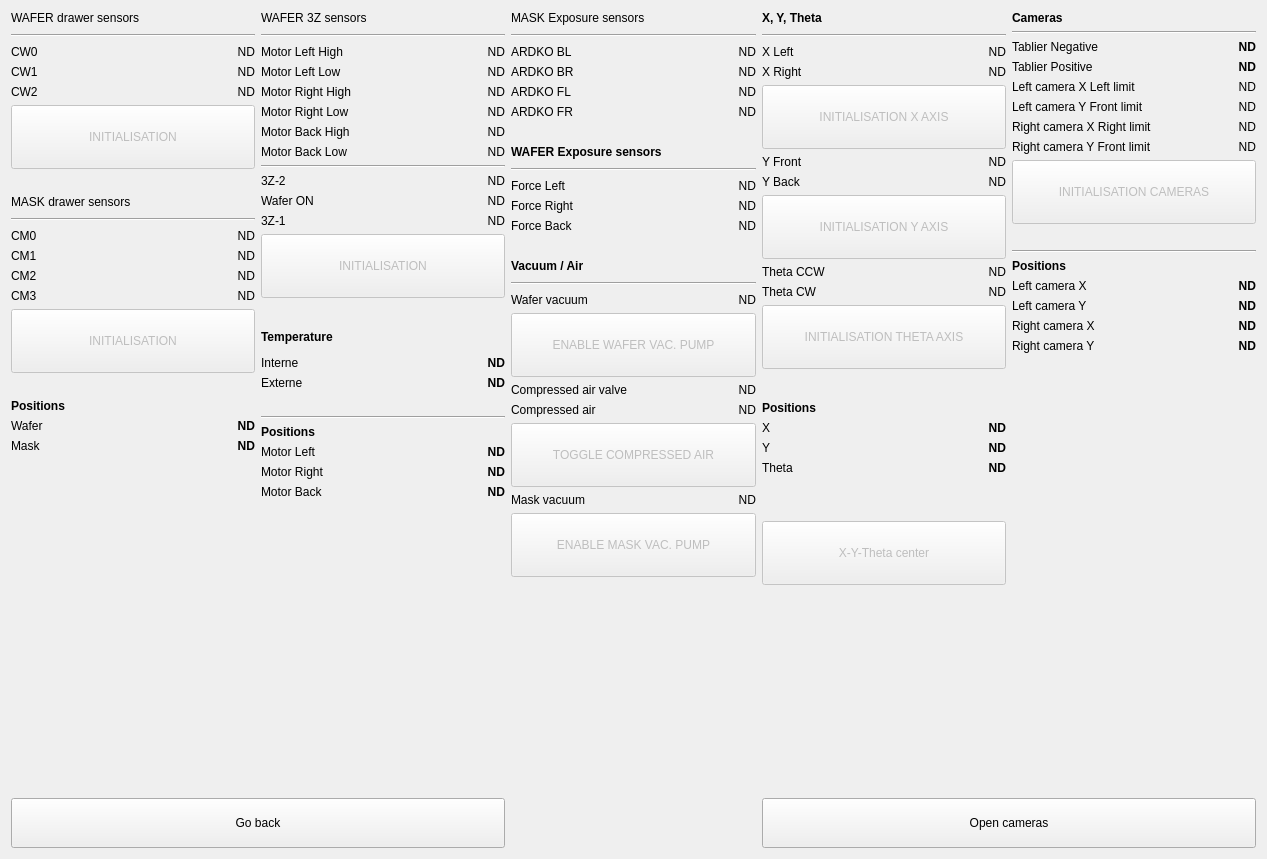
The window that apps/software/gui/Views/Settings/MachineStatusView.ui (lainez12/KS3) describes before a commit, drawn with Qt 5.
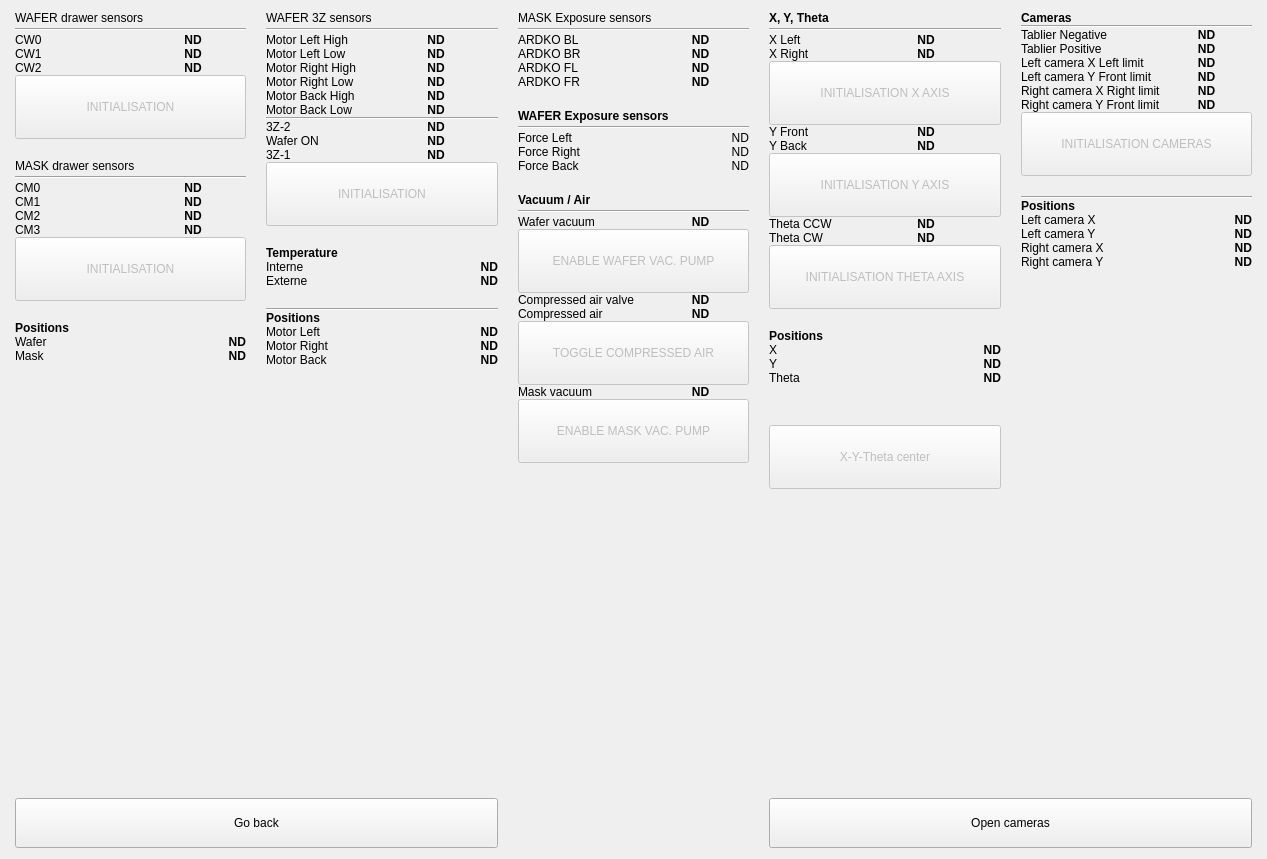
The same window after the commit.

Commit message: Refactor UI components and enhance iconography

Patch:
```diff
--- a/apps/software/gui/Views/Settings/MachineStatusView.ui
+++ b/apps/software/gui/Views/Settings/MachineStatusView.ui
@@ -14,6 +14,15 @@
    <string>Form</string>
   </property>
   <layout class="QGridLayout" name="gridLayout">
+   <property name="leftMargin">
+    <number>15</number>
+   </property>
+   <property name="rightMargin">
+    <number>15</number>
+   </property>
+   <property name="horizontalSpacing">
+    <number>20</number>
+   </property>
    <item row="2" column="0" colspan="2">
     <widget class="QPushButton" name="goBackBtn">
      <property name="minimumSize">
@@ -42,14 +51,14 @@
       <widget class="QLabel" name="waferYBackValue">
        <property name="font">
         <font>
-         <fontweight>ExtraBold</fontweight>
+         <bold>true</bold>
         </font>
        </property>
        <property name="text">
         <string>ND</string>
        </property>
        <property name="alignment">
-        <set>Qt::AlignmentFlag::AlignRight|Qt::AlignmentFlag::AlignTrailing|Qt::AlignmentFlag::AlignVCenter</set>
+        <set>Qt::AlignmentFlag::AlignCenter</set>
        </property>
       </widget>
      </item>
@@ -271,14 +280,14 @@
        </property>
        <property name="font">
         <font>
-         <fontweight>DemiBold</fontweight>
+         <bold>true</bold>
         </font>
        </property>
        <property name="text">
         <string>ND</string>
        </property>
        <property name="alignment">
-        <set>Qt::AlignmentFlag::AlignRight|Qt::AlignmentFlag::AlignTrailing|Qt::AlignmentFlag::AlignVCenter</set>
+        <set>Qt::AlignmentFlag::AlignCenter</set>
        </property>
       </widget>
      </item>
@@ -292,14 +301,14 @@
        </property>
        <property name="font">
         <font>
-         <fontweight>DemiBold</fontweight>
+         <bold>true</bold>
         </font>
        </property>
        <property name="text">
         <string>ND</string>
        </property>
        <property name="alignment">
-        <set>Qt::AlignmentFlag::AlignRight|Qt::AlignmentFlag::AlignTrailing|Qt::AlignmentFlag::AlignVCenter</set>
+        <set>Qt::AlignmentFlag::AlignCenter</set>
        </property>
       </widget>
      </item>
@@ -364,14 +373,14 @@
        </property>
        <property name="font">
         <font>
-         <fontweight>DemiBold</fontweight>
+         <bold>true</bold>
         </font>
        </property>
        <property name="text">
         <string>ND</string>
        </property>
        <property name="alignment">
-        <set>Qt::AlignmentFlag::AlignRight|Qt::AlignmentFlag::AlignTrailing|Qt::AlignmentFlag::AlignVCenter</set>
+        <set>Qt::AlignmentFlag::AlignCenter</set>
        </property>
       </widget>
      </item>
@@ -379,14 +388,14 @@
       <widget class="QLabel" name="waferThetaCWValue">
        <property name="font">
         <font>
-         <fontweight>ExtraBold</fontweight>
+         <bold>true</bold>
         </font>
        </property>
        <property name="text">
         <string>ND</string>
        </property>
        <property name="alignment">
-        <set>Qt::AlignmentFlag::AlignRight|Qt::AlignmentFlag::AlignTrailing|Qt::AlignmentFlag::AlignVCenter</set>
+        <set>Qt::AlignmentFlag::AlignCenter</set>
        </property>
       </widget>
      </item>
@@ -461,14 +470,14 @@
       <widget class="QLabel" name="waferXRightValue">
        <property name="font">
         <font>
-         <fontweight>ExtraBold</fontweight>
+         <bold>true</bold>
         </font>
        </property>
        <property name="text">
         <string>ND</string>
        </property>
        <property name="alignment">
-        <set>Qt::AlignmentFlag::AlignRight|Qt::AlignmentFlag::AlignTrailing|Qt::AlignmentFlag::AlignVCenter</set>
+        <set>Qt::AlignmentFlag::AlignCenter</set>
        </property>
       </widget>
      </item>
@@ -641,7 +650,7 @@
        </property>
        <property name="font">
         <font>
-         <fontweight>DemiBold</fontweight>
+         <bold>true</bold>
         </font>
        </property>
        <property name="layoutDirection">
@@ -651,7 +660,7 @@
         <string>ND</string>
        </property>
        <property name="alignment">
-        <set>Qt::AlignmentFlag::AlignRight|Qt::AlignmentFlag::AlignTrailing|Qt::AlignmentFlag::AlignVCenter</set>
+        <set>Qt::AlignmentFlag::AlignCenter</set>
        </property>
       </widget>
      </item>
@@ -697,7 +706,7 @@
        </property>
        <property name="font">
         <font>
-         <fontweight>DemiBold</fontweight>
+         <bold>true</bold>
         </font>
        </property>
        <property name="layoutDirection">
@@ -707,7 +716,7 @@
         <string>ND</string>
        </property>
        <property name="alignment">
-        <set>Qt::AlignmentFlag::AlignRight|Qt::AlignmentFlag::AlignTrailing|Qt::AlignmentFlag::AlignVCenter</set>
+        <set>Qt::AlignmentFlag::AlignCenter</set>
        </property>
       </widget>
      </item>
@@ -787,7 +796,7 @@
        </property>
        <property name="font">
         <font>
-         <fontweight>DemiBold</fontweight>
+         <bold>true</bold>
         </font>
        </property>
        <property name="layoutDirection">
@@ -797,7 +806,7 @@
         <string>ND</string>
        </property>
        <property name="alignment">
-        <set>Qt::AlignmentFlag::AlignRight|Qt::AlignmentFlag::AlignTrailing|Qt::AlignmentFlag::AlignVCenter</set>
+        <set>Qt::AlignmentFlag::AlignCenter</set>
        </property>
       </widget>
      </item>
@@ -856,7 +865,7 @@
        </property>
        <property name="font">
         <font>
-         <fontweight>DemiBold</fontweight>
+         <bold>true</bold>
         </font>
        </property>
        <property name="layoutDirection">
@@ -866,7 +875,7 @@
         <string>ND</string>
        </property>
        <property name="alignment">
-        <set>Qt::AlignmentFlag::AlignRight|Qt::AlignmentFlag::AlignTrailing|Qt::AlignmentFlag::AlignVCenter</set>
+        <set>Qt::AlignmentFlag::AlignCenter</set>
        </property>
       </widget>
      </item>
@@ -890,7 +899,7 @@
        </property>
        <property name="font">
         <font>
-         <fontweight>DemiBold</fontweight>
+         <bold>true</bold>
         </font>
        </property>
        <property name="layoutDirection">
@@ -900,7 +909,7 @@
         <string>ND</string>
        </property>
        <property name="alignment">
-        <set>Qt::AlignmentFlag::AlignRight|Qt::AlignmentFlag::AlignTrailing|Qt::AlignmentFlag::AlignVCenter</set>
+        <set>Qt::AlignmentFlag::AlignCenter</set>
        </property>
       </widget>
      </item>
@@ -914,7 +923,7 @@
        </property>
        <property name="font">
         <font>
-         <fontweight>DemiBold</fontweight>
+         <bold>true</bold>
         </font>
        </property>
        <property name="layoutDirection">
@@ -924,7 +933,7 @@
         <string>ND</string>
        </property>
        <property name="alignment">
-        <set>Qt::AlignmentFlag::AlignRight|Qt::AlignmentFlag::AlignTrailing|Qt::AlignmentFlag::AlignVCenter</set>
+        <set>Qt::AlignmentFlag::AlignCenter</set>
        </property>
       </widget>
      </item>
@@ -954,7 +963,7 @@
        </property>
        <property name="font">
         <font>
-         <fontweight>DemiBold</fontweight>
+         <bold>true</bold>
         </font>
        </property>
        <property name="layoutDirection">
@@ -964,7 +973,7 @@
         <string>ND</string>
        </property>
        <property name="alignment">
-        <set>Qt::AlignmentFlag::AlignRight|Qt::AlignmentFlag::AlignTrailing|Qt::AlignmentFlag::AlignVCenter</set>
+        <set>Qt::AlignmentFlag::AlignCenter</set>
        </property>
       </widget>
      </item>
@@ -1098,7 +1107,7 @@
       <widget class="QLabel" name="rightCameraYFrontLimitValue">
        <property name="font">
         <font>
-         <fontweight>DemiBold</fontweight>
+         <bold>true</bold>
         </font>
        </property>
        <property name="layoutDirection">
@@ -1108,7 +1117,7 @@
         <string>ND</string>
        </property>
        <property name="alignment">
-        <set>Qt::AlignmentFlag::AlignRight|Qt::AlignmentFlag::AlignTrailing|Qt::AlignmentFlag::AlignVCenter</set>
+        <set>Qt::AlignmentFlag::AlignCenter</set>
        </property>
       </widget>
      </item>
@@ -1166,7 +1175,7 @@
       <widget class="QLabel" name="rightCameraXRightLimitValue">
        <property name="font">
         <font>
-         <fontweight>DemiBold</fontweight>
+         <bold>true</bold>
         </font>
        </property>
        <property name="layoutDirection">
@@ -1176,7 +1185,7 @@
         <string>ND</string>
        </property>
        <property name="alignment">
-        <set>Qt::AlignmentFlag::AlignRight|Qt::AlignmentFlag::AlignTrailing|Qt::AlignmentFlag::AlignVCenter</set>
+        <set>Qt::AlignmentFlag::AlignCenter</set>
        </property>
       </widget>
      </item>
@@ -1184,7 +1193,7 @@
       <widget class="QLabel" name="leftCameraXLeftLimitValue">
        <property name="font">
         <font>
-         <fontweight>DemiBold</fontweight>
+         <bold>true</bold>
         </font>
        </property>
        <property name="layoutDirection">
@@ -1194,7 +1203,7 @@
         <string>ND</string>
        </property>
        <property name="alignment">
-        <set>Qt::AlignmentFlag::AlignRight|Qt::AlignmentFlag::AlignTrailing|Qt::AlignmentFlag::AlignVCenter</set>
+        <set>Qt::AlignmentFlag::AlignCenter</set>
        </property>
       </widget>
      </item>
@@ -1245,7 +1254,7 @@
       <widget class="QLabel" name="leftCameraYFrontLimitValue">
        <property name="font">
         <font>
-         <fontweight>DemiBold</fontweight>
+         <bold>true</bold>
         </font>
        </property>
        <property name="layoutDirection">
@@ -1255,7 +1264,7 @@
         <string>ND</string>
        </property>
        <property name="alignment">
-        <set>Qt::AlignmentFlag::AlignRight|Qt::AlignmentFlag::AlignTrailing|Qt::AlignmentFlag::AlignVCenter</set>
+        <set>Qt::AlignmentFlag::AlignCenter</set>
        </property>
       </widget>
      </item>
@@ -1270,7 +1279,7 @@
         <string>ND</string>
        </property>
        <property name="alignment">
-        <set>Qt::AlignmentFlag::AlignRight|Qt::AlignmentFlag::AlignTrailing|Qt::AlignmentFlag::AlignVCenter</set>
+        <set>Qt::AlignmentFlag::AlignCenter</set>
        </property>
       </widget>
      </item>
@@ -1334,7 +1343,7 @@
         <string>ND</string>
        </property>
        <property name="alignment">
-        <set>Qt::AlignmentFlag::AlignRight|Qt::AlignmentFlag::AlignTrailing|Qt::AlignmentFlag::AlignVCenter</set>
+        <set>Qt::AlignmentFlag::AlignCenter</set>
        </property>
       </widget>
      </item>
@@ -1508,7 +1517,7 @@
        </property>
        <property name="font">
         <font>
-         <fontweight>DemiBold</fontweight>
+         <bold>true</bold>
         </font>
        </property>
        <property name="layoutDirection">
@@ -1518,7 +1527,7 @@
         <string>ND</string>
        </property>
        <property name="alignment">
-        <set>Qt::AlignmentFlag::AlignRight|Qt::AlignmentFlag::AlignTrailing|Qt::AlignmentFlag::AlignVCenter</set>
+        <set>Qt::AlignmentFlag::AlignCenter</set>
        </property>
       </widget>
      </item>
@@ -1623,7 +1632,7 @@
        </property>
        <property name="font">
         <font>
-         <fontweight>DemiBold</fontweight>
+         <bold>true</bold>
         </font>
        </property>
        <property name="layoutDirection">
@@ -1633,7 +1642,7 @@
         <string>ND</string>
        </property>
        <property name="alignment">
-        <set>Qt::AlignmentFlag::AlignRight|Qt::AlignmentFlag::AlignTrailing|Qt::AlignmentFlag::AlignVCenter</set>
+        <set>Qt::AlignmentFlag::AlignCenter</set>
        </property>
       </widget>
      </item>
@@ -1687,7 +1696,7 @@
        </property>
        <property name="font">
         <font>
-         <fontweight>DemiBold</fontweight>
+         <bold>true</bold>
         </font>
        </property>
        <property name="layoutDirection">
@@ -1697,7 +1706,7 @@
         <string>ND</string>
        </property>
        <property name="alignment">
-        <set>Qt::AlignmentFlag::AlignRight|Qt::AlignmentFlag::AlignTrailing|Qt::AlignmentFlag::AlignVCenter</set>
+        <set>Qt::AlignmentFlag::AlignCenter</set>
        </property>
       </widget>
      </item>
@@ -1855,7 +1864,7 @@
        </property>
        <property name="font">
         <font>
-         <fontweight>DemiBold</fontweight>
+         <bold>true</bold>
         </font>
        </property>
        <property name="layoutDirection">
@@ -1865,7 +1874,7 @@
         <string>ND</string>
        </property>
        <property name="alignment">
-        <set>Qt::AlignmentFlag::AlignRight|Qt::AlignmentFlag::AlignTrailing|Qt::AlignmentFlag::AlignVCenter</set>
+        <set>Qt::AlignmentFlag::AlignCenter</set>
        </property>
       </widget>
      </item>
@@ -1919,7 +1928,7 @@
        </property>
        <property name="font">
         <font>
-         <fontweight>DemiBold</fontweight>
+         <bold>true</bold>
         </font>
        </property>
        <property name="layoutDirection">
@@ -1929,7 +1938,7 @@
         <string>ND</string>
        </property>
        <property name="alignment">
-        <set>Qt::AlignmentFlag::AlignRight|Qt::AlignmentFlag::AlignTrailing|Qt::AlignmentFlag::AlignVCenter</set>
+        <set>Qt::AlignmentFlag::AlignCenter</set>
        </property>
       </widget>
      </item>
@@ -1990,7 +1999,7 @@
        </property>
        <property name="font">
         <font>
-         <fontweight>DemiBold</fontweight>
+         <bold>true</bold>
         </font>
        </property>
        <property name="layoutDirection">
@@ -2000,7 +2009,7 @@
         <string>ND</string>
        </property>
        <property name="alignment">
-        <set>Qt::AlignmentFlag::AlignRight|Qt::AlignmentFlag::AlignTrailing|Qt::AlignmentFlag::AlignVCenter</set>
+        <set>Qt::AlignmentFlag::AlignCenter</set>
        </property>
       </widget>
      </item>
@@ -2026,7 +2035,7 @@
        </property>
        <property name="font">
         <font>
-         <fontweight>DemiBold</fontweight>
+         <bold>true</bold>
         </font>
        </property>
        <property name="layoutDirection">
@@ -2036,7 +2045,7 @@
         <string>ND</string>
        </property>
        <property name="alignment">
-        <set>Qt::AlignmentFlag::AlignRight|Qt::AlignmentFlag::AlignTrailing|Qt::AlignmentFlag::AlignVCenter</set>
+        <set>Qt::AlignmentFlag::AlignCenter</set>
        </property>
       </widget>
      </item>
@@ -2210,7 +2219,7 @@
        </property>
        <property name="font">
         <font>
-         <fontweight>DemiBold</fontweight>
+         <bold>true</bold>
         </font>
        </property>
        <property name="layoutDirection">
@@ -2220,7 +2229,7 @@
         <string>ND</string>
        </property>
        <property name="alignment">
-        <set>Qt::AlignmentFlag::AlignRight|Qt::AlignmentFlag::AlignTrailing|Qt::AlignmentFlag::AlignVCenter</set>
+        <set>Qt::AlignmentFlag::AlignCenter</set>
        </property>
       </widget>
      </item>
@@ -2246,7 +2255,7 @@
        </property>
        <property name="font">
         <font>
-         <fontweight>DemiBold</fontweight>
+         <bold>true</bold>
         </font>
        </property>
        <property name="layoutDirection">
@@ -2256,7 +2265,7 @@
         <string>ND</string>
        </property>
        <property name="alignment">
-        <set>Qt::AlignmentFlag::AlignRight|Qt::AlignmentFlag::AlignTrailing|Qt::AlignmentFlag::AlignVCenter</set>
+        <set>Qt::AlignmentFlag::AlignCenter</set>
        </property>
       </widget>
      </item>
@@ -2399,14 +2408,14 @@
       <widget class="QLabel" name="waferCompressedAirValue">
        <property name="font">
         <font>
-         <fontweight>DemiBold</fontweight>
+         <bold>true</bold>
         </font>
        </property>
        <property name="text">
         <string>ND</string>
        </property>
        <property name="alignment">
-        <set>Qt::AlignmentFlag::AlignRight|Qt::AlignmentFlag::AlignTrailing|Qt::AlignmentFlag::AlignVCenter</set>
+        <set>Qt::AlignmentFlag::AlignCenter</set>
        </property>
       </widget>
      </item>
@@ -2430,7 +2439,7 @@
       <widget class="QLabel" name="ardkoBackRightValue">
        <property name="font">
         <font>
-         <fontweight>DemiBold</fontweight>
+         <bold>true</bold>
         </font>
        </property>
        <property name="layoutDirection">
@@ -2440,7 +2449,7 @@
         <string>ND</string>
        </property>
        <property name="alignment">
-        <set>Qt::AlignmentFlag::AlignRight|Qt::AlignmentFlag::AlignTrailing|Qt::AlignmentFlag::AlignVCenter</set>
+        <set>Qt::AlignmentFlag::AlignCenter</set>
        </property>
       </widget>
      </item>
@@ -2448,7 +2457,7 @@
       <widget class="QLabel" name="waferVacuumValue">
        <property name="font">
         <font>
-         <fontweight>DemiBold</fontweight>
+         <bold>true</bold>
         </font>
        </property>
        <property name="layoutDirection">
@@ -2458,7 +2467,7 @@
         <string>ND</string>
        </property>
        <property name="alignment">
-        <set>Qt::AlignmentFlag::AlignRight|Qt::AlignmentFlag::AlignTrailing|Qt::AlignmentFlag::AlignVCenter</set>
+        <set>Qt::AlignmentFlag::AlignCenter</set>
        </property>
       </widget>
      </item>
@@ -2504,7 +2513,7 @@
       <widget class="QLabel" name="ardkoFrontRightValue">
        <property name="font">
         <font>
-         <fontweight>DemiBold</fontweight>
+         <bold>true</bold>
         </font>
        </property>
        <property name="layoutDirection">
@@ -2514,7 +2523,7 @@
         <string>ND</string>
        </property>
        <property name="alignment">
-        <set>Qt::AlignmentFlag::AlignRight|Qt::AlignmentFlag::AlignTrailing|Qt::AlignmentFlag::AlignVCenter</set>
+        <set>Qt::AlignmentFlag::AlignCenter</set>
        </property>
       </widget>
      </item>
@@ -2632,7 +2641,7 @@
       <widget class="QLabel" name="maskVacuumValue">
        <property name="font">
         <font>
-         <fontweight>DemiBold</fontweight>
+         <bold>true</bold>
         </font>
        </property>
        <property name="layoutDirection">
@@ -2642,7 +2651,7 @@
         <string>ND</string>
        </property>
        <property name="alignment">
-        <set>Qt::AlignmentFlag::AlignRight|Qt::AlignmentFlag::AlignTrailing|Qt::AlignmentFlag::AlignVCenter</set>
+        <set>Qt::AlignmentFlag::AlignCenter</set>
        </property>
       </widget>
      </item>
@@ -2650,7 +2659,7 @@
       <widget class="QLabel" name="ardkoFrontLeftValue">
        <property name="font">
         <font>
-         <fontweight>DemiBold</fontweight>
+         <bold>true</bold>
         </font>
        </property>
        <property name="layoutDirection">
@@ -2660,7 +2669,7 @@
         <string>ND</string>
        </property>
        <property name="alignment">
-        <set>Qt::AlignmentFlag::AlignRight|Qt::AlignmentFlag::AlignTrailing|Qt::AlignmentFlag::AlignVCenter</set>
+        <set>Qt::AlignmentFlag::AlignCenter</set>
        </property>
       </widget>
      </item>
@@ -2719,7 +2728,7 @@
       <widget class="QLabel" name="ardkoBackLeftValue">
        <property name="font">
         <font>
-         <fontweight>DemiBold</fontweight>
+         <bold>true</bold>
         </font>
        </property>
        <property name="layoutDirection">
@@ -2729,7 +2738,7 @@
         <string>ND</string>
        </property>
        <property name="alignment">
-        <set>Qt::AlignmentFlag::AlignRight|Qt::AlignmentFlag::AlignTrailing|Qt::AlignmentFlag::AlignVCenter</set>
+        <set>Qt::AlignmentFlag::AlignCenter</set>
        </property>
       </widget>
      </item>
@@ -2906,14 +2915,14 @@
       <widget class="QLabel" name="waferCompressedAirValveValue">
        <property name="font">
         <font>
-         <fontweight>DemiBold</fontweight>
+         <bold>true</bold>
         </font>
        </property>
        <property name="text">
         <string>ND</string>
        </property>
        <property name="alignment">
-        <set>Qt::AlignmentFlag::AlignRight|Qt::AlignmentFlag::AlignTrailing|Qt::AlignmentFlag::AlignVCenter</set>
+        <set>Qt::AlignmentFlag::AlignCenter</set>
        </property>
       </widget>
      </item>
```
Left out of the diff: 15 changed lines with no effect on the pictures. The commit also changes 7 other files.
